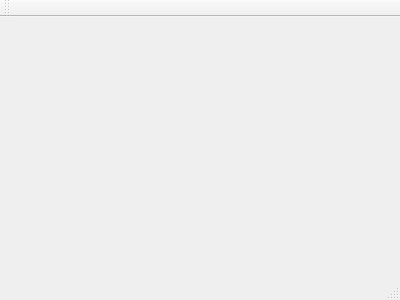
AndrikB/lab2, file sorting_algo/mainwindow.ui: the form before one commit.
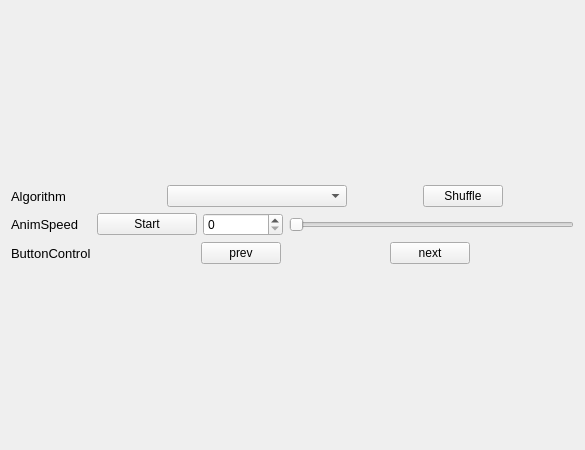
The form after the commit.

What changed in the file:
```diff
--- a/sorting_algo/mainwindow.ui
+++ b/sorting_algo/mainwindow.ui
@@ -1,24 +1,234 @@
 <ui version="4.0">
  <class>MainWindow</class>
- <widget class="QMainWindow" name="MainWindow" >
-  <property name="geometry" >
+ <widget class="QMainWindow" name="MainWindow">
+  <property name="geometry">
    <rect>
     <x>0</x>
     <y>0</y>
-    <width>400</width>
-    <height>300</height>
+    <width>585</width>
+    <height>450</height>
    </rect>
   </property>
-  <property name="windowTitle" >
+  <property name="sizePolicy">
+   <sizepolicy hsizetype="Fixed" vsizetype="Fixed">
+    <horstretch>0</horstretch>
+    <verstretch>0</verstretch>
+   </sizepolicy>
+  </property>
+  <property name="windowTitle">
    <string>MainWindow</string>
   </property>
-  <widget class="QMenuBar" name="menuBar" />
-  <widget class="QToolBar" name="mainToolBar" />
-  <widget class="QWidget" name="centralWidget" />
-  <widget class="QStatusBar" name="statusBar" />
+  <widget class="QWidget" name="centralWidget">
+   <layout class="QVBoxLayout" name="verticalLayout">
+    <item>
+     <layout class="QHBoxLayout" name="lyPainter"/>
+    </item>
+    <item>
+     <layout class="QGridLayout" name="lyGrid">
+      <item row="0" column="0">
+       <widget class="QLabel" name="Alg_lbl">
+        <property name="sizePolicy">
+         <sizepolicy hsizetype="Fixed" vsizetype="Preferred">
+          <horstretch>0</horstretch>
+          <verstretch>0</verstretch>
+         </sizepolicy>
+        </property>
+        <property name="font">
+         <font>
+          <pointsize>10</pointsize>
+         </font>
+        </property>
+        <property name="text">
+         <string>Algorithm</string>
+        </property>
+       </widget>
+      </item>
+      <item row="0" column="1">
+       <layout class="QGridLayout" name="gridLayout">
+        <item row="0" column="2">
+         <widget class="QPushButton" name="Shuffle_btn">
+          <property name="sizePolicy">
+           <sizepolicy hsizetype="Fixed" vsizetype="Fixed">
+            <horstretch>0</horstretch>
+            <verstretch>0</verstretch>
+           </sizepolicy>
+          </property>
+          <property name="text">
+           <string>Shuffle</string>
+          </property>
+         </widget>
+        </item>
+        <item row="0" column="0">
+         <widget class="QComboBox" name="Algos_combobox">
+          <property name="sizePolicy">
+           <sizepolicy hsizetype="Fixed" vsizetype="Fixed">
+            <horstretch>0</horstretch>
+            <verstretch>0</verstretch>
+           </sizepolicy>
+          </property>
+          <property name="minimumSize">
+           <size>
+            <width>180</width>
+            <height>0</height>
+           </size>
+          </property>
+         </widget>
+        </item>
+       </layout>
+      </item>
+      <item row="2" column="1">
+       <layout class="QGridLayout" name="gridLayout_3">
+        <item row="0" column="2">
+         <spacer name="horizontalSpacer">
+          <property name="orientation">
+           <enum>Qt::Horizontal</enum>
+          </property>
+          <property name="sizeHint" stdset="0">
+           <size>
+            <width>40</width>
+            <height>20</height>
+           </size>
+          </property>
+         </spacer>
+        </item>
+        <item row="0" column="3">
+         <widget class="QPushButton" name="next_btn">
+          <property name="text">
+           <string>next</string>
+          </property>
+         </widget>
+        </item>
+        <item row="0" column="1">
+         <widget class="QPushButton" name="back_btn">
+          <property name="text">
+           <string>prev</string>
+          </property>
+         </widget>
+        </item>
+        <item row="0" column="0">
+         <spacer name="horizontalSpacer_2">
+          <property name="orientation">
+           <enum>Qt::Horizontal</enum>
+          </property>
+          <property name="sizeHint" stdset="0">
+           <size>
+            <width>40</width>
+            <height>20</height>
+           </size>
+          </property>
+         </spacer>
+        </item>
+        <item row="0" column="4">
+         <spacer name="horizontalSpacer_3">
+          <property name="orientation">
+           <enum>Qt::Horizontal</enum>
+          </property>
+          <property name="sizeHint" stdset="0">
+           <size>
+            <width>40</width>
+            <height>20</height>
+           </size>
+          </property>
+         </spacer>
+        </item>
+       </layout>
+      </item>
+      <item row="1" column="0">
+       <widget class="QLabel" name="AnimSpeed_lbl">
+        <property name="font">
+         <font>
+          <pointsize>10</pointsize>
+         </font>
+        </property>
+        <property name="text">
+         <string>AnimSpeed</string>
+        </property>
+        <property name="alignment">
+         <set>Qt::AlignLeading|Qt::AlignLeft|Qt::AlignVCenter</set>
+        </property>
+       </widget>
+      </item>
+      <item row="2" column="0">
+       <widget class="QLabel" name="label">
+        <property name="font">
+         <font>
+          <pointsize>10</pointsize>
+         </font>
+        </property>
+        <property name="text">
+         <string>ButtonControl</string>
+        </property>
+       </widget>
+      </item>
+      <item row="1" column="1">
+       <layout class="QGridLayout" name="gridLayout_2">
+        <item row="0" column="1">
+         <widget class="QSpinBox" name="AnimSpeed_spin">
+          <property name="sizePolicy">
+           <sizepolicy hsizetype="Minimum" vsizetype="Fixed">
+            <horstretch>0</horstretch>
+            <verstretch>0</verstretch>
+           </sizepolicy>
+          </property>
+          <property name="minimumSize">
+           <size>
+            <width>80</width>
+            <height>23</height>
+           </size>
+          </property>
+         </widget>
+        </item>
+        <item row="0" column="0">
+         <widget class="QPushButton" name="Start_btn">
+          <property name="sizePolicy">
+           <sizepolicy hsizetype="Fixed" vsizetype="Fixed">
+            <horstretch>0</horstretch>
+            <verstretch>0</verstretch>
+           </sizepolicy>
+          </property>
+          <property name="minimumSize">
+           <size>
+            <width>100</width>
+            <height>21</height>
+           </size>
+          </property>
+          <property name="text">
+           <string>Start</string>
+          </property>
+         </widget>
+        </item>
+        <item row="0" column="2">
+         <widget class="QSlider" name="AnimSpeed_slider">
+          <property name="sizePolicy">
+           <sizepolicy hsizetype="Expanding" vsizetype="Fixed">
+            <horstretch>0</horstretch>
+            <verstretch>0</verstretch>
+           </sizepolicy>
+          </property>
+          <property name="minimumSize">
+           <size>
+            <width>150</width>
+            <height>0</height>
+           </size>
+          </property>
+          <property name="font">
+           <font>
+            <pointsize>10</pointsize>
+           </font>
+          </property>
+          <property name="orientation">
+           <enum>Qt::Horizontal</enum>
+          </property>
+         </widget>
+        </item>
+       </layout>
+      </item>
+     </layout>
+    </item>
+   </layout>
+  </widget>
  </widget>
- <layoutDefault spacing="6" margin="11" />
- <pixmapfunction></pixmapfunction>
+ <layoutdefault spacing="6" margin="11"/>
  <resources/>
  <connections/>
 </ui>
```
Left out of the diff: 36 changed lines with no effect on the pictures.
